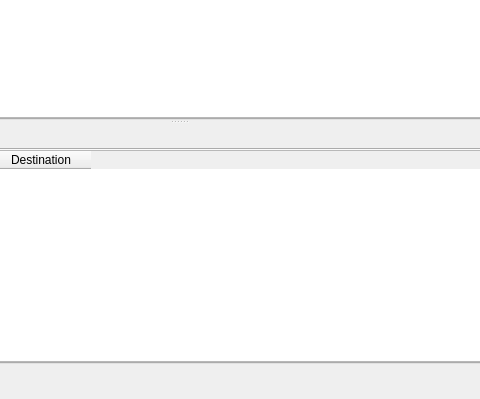
Above: src/ui/mainwindow.ui from Ogstra/proxor before the change; both pictures show x 221 to 701 and y 201 to 600 of the 800 by 600 pixel window. Below: the same form after it.
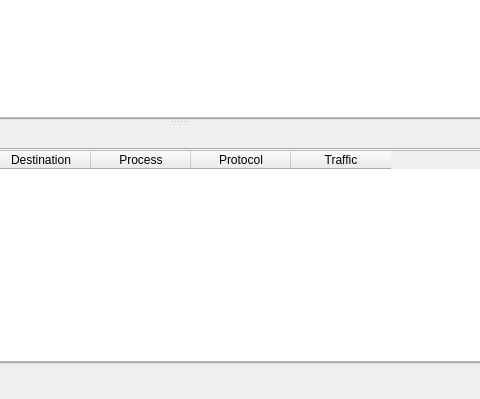
That is the form after the change. The open tabs and pages were chosen to show the change. Icons and pictures are not drawn. Custom widgets are drawn as their Qt base class.

The edit to the form file:
```diff
--- a/src/ui/mainwindow.ui
+++ b/src/ui/mainwindow.ui
@@ -387,6 +387,21 @@
                 <string>Destination</string>
                </property>
               </column>
+                <column>
+                 <property name="text">
+                  <string>Process</string>
+                 </property>
+                </column>
+                <column>
+                 <property name="text">
+                  <string>Protocol</string>
+                 </property>
+                </column>
+                <column>
+                 <property name="text">
+                  <string>Traffic</string>
+                 </property>
+                </column>
              </widget>
             </item>
            </layout>
```
Lines whose indentation alone changed are shown as unchanged.
